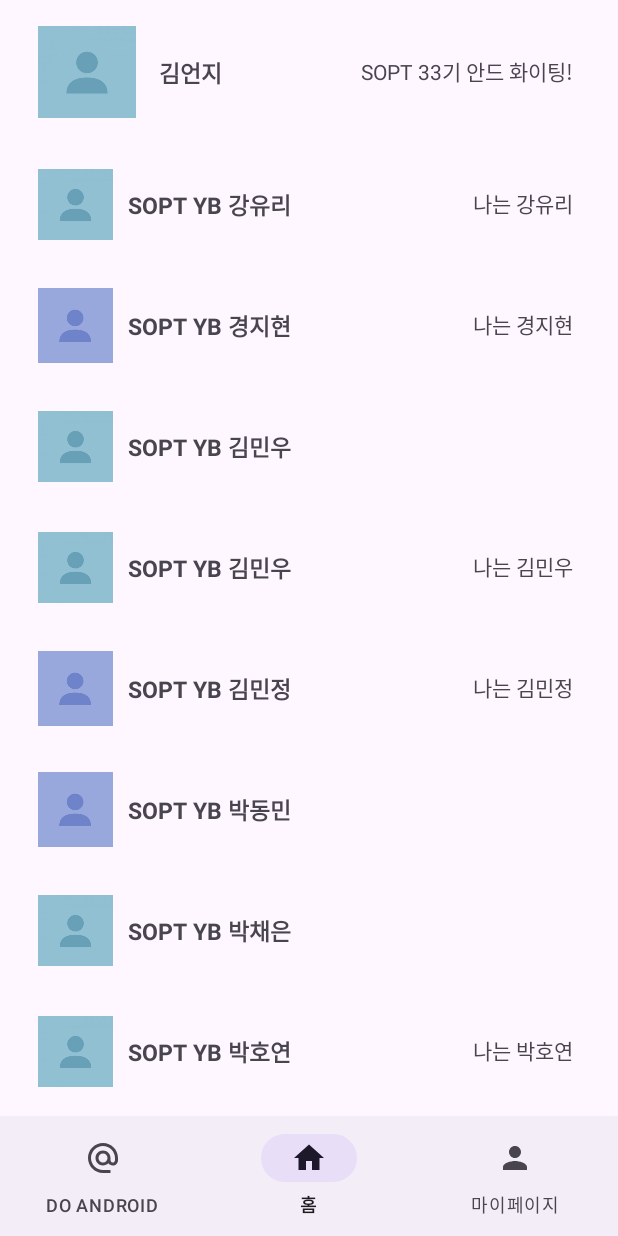
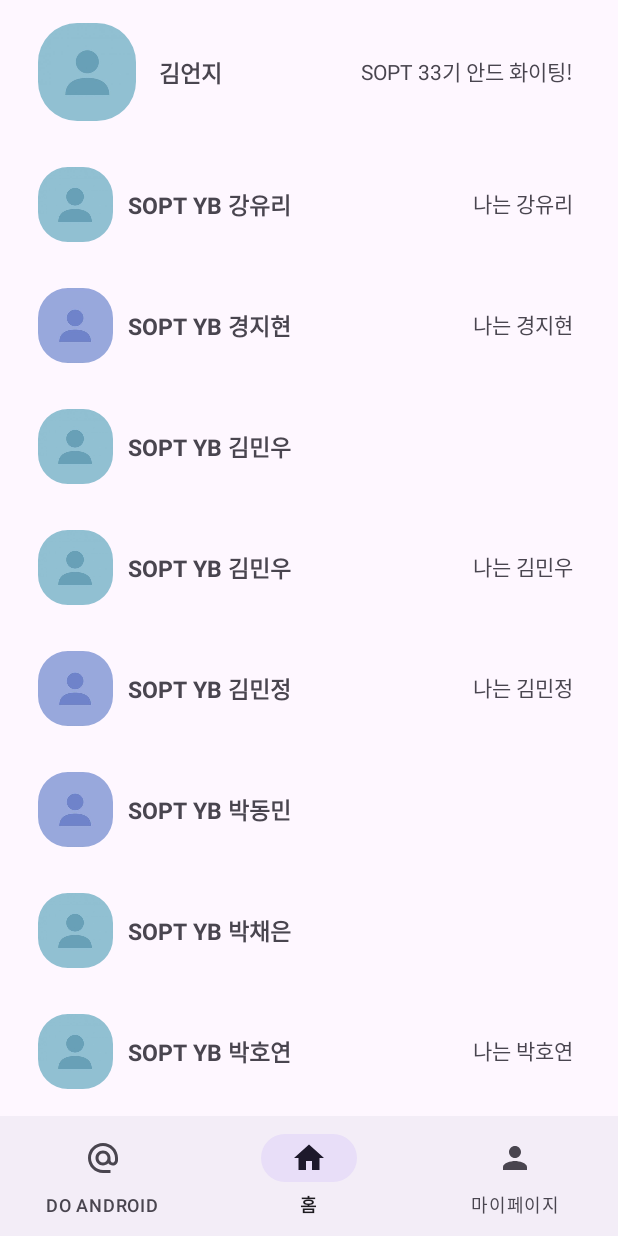
Before and after one commit to DO-SOPT-ANDROID/eonji-kim, an Android app: the HomeFragment screen opened directly, with no data from a screen before it, on a phone screen of 412 x 824 dp. Run offline under Robolectric (Android 15) with nearby library versions, the phone set to English and light mode, and no system bars.

Commit message:
[feat]: imageView shapeAppearance 적용

```diff
--- a/app/src/main/res/layout/item_friend.xml
+++ b/app/src/main/res/layout/item_friend.xml
@@ -11,11 +11,13 @@
         android:layout_height="0dp"
         android:layout_marginVertical="15dp"
         android:layout_marginStart="25dp"
+        android:scaleType="centerCrop"
         android:src="@drawable/kakao_profile_sky"
         app:layout_constraintBottom_toBottomOf="parent"
         app:layout_constraintDimensionRatio="1"
         app:layout_constraintStart_toStartOf="parent"
-        app:layout_constraintTop_toTopOf="parent" />
+        app:layout_constraintTop_toTopOf="parent"
+        app:shapeAppearance="@style/ShapeAppearanceOverlay.App.CornerSize40Percent" />
 
     <TextView
         android:id="@+id/tv_item_name"
--- a/app/src/main/res/layout/item_my.xml
+++ b/app/src/main/res/layout/item_my.xml
@@ -11,11 +11,13 @@
         android:layout_height="0dp"
         android:layout_marginVertical="15dp"
         android:layout_marginStart="25dp"
+        android:scaleType="centerCrop"
         android:src="@drawable/kakao_profile_sky"
         app:layout_constraintBottom_toBottomOf="parent"
         app:layout_constraintDimensionRatio="1"
         app:layout_constraintStart_toStartOf="parent"
-        app:layout_constraintTop_toTopOf="parent" />
+        app:layout_constraintTop_toTopOf="parent"
+        app:shapeAppearance="@style/ShapeAppearanceOverlay.App.CornerSize40Percent" />
 
     <TextView
         android:id="@+id/tv_item_my_name"
```
